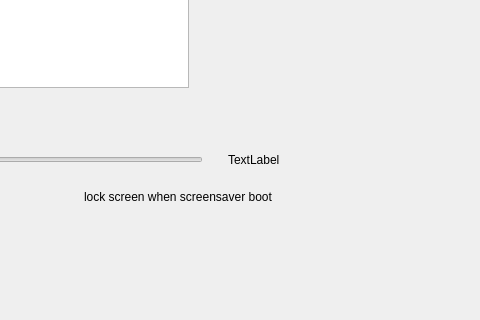
Qt form plugins/personalized/screensaver/screensaver.ui (ukui/ukui-control-center) before a commit; both pictures show x 231 to 711 and y 231 to 551 of the 800 by 710 pixel window.
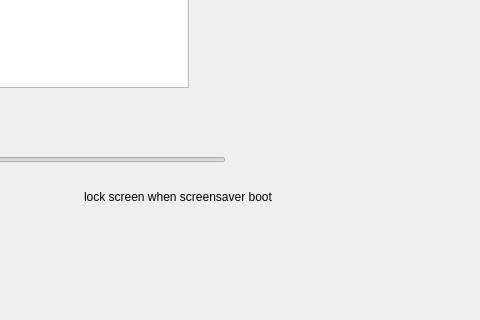
The same form after that commit.

Diff of the .ui file:
```diff
--- a/plugins/personalized/screensaver/screensaver.ui
+++ b/plugins/personalized/screensaver/screensaver.ui
@@ -241,7 +241,7 @@
                </sizepolicy>
               </property>
               <property name="text">
-               <string>TextLabel</string>
+               <string/>
               </property>
               <property name="scaledContents">
                <bool>true</bool>
```
Left out of the diff: 4 changed lines with no effect on the pictures.
